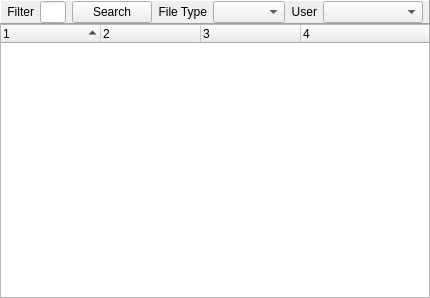
Qt form src/GuiShareNetwork.ui (hwgao/beebeep) before a commit.
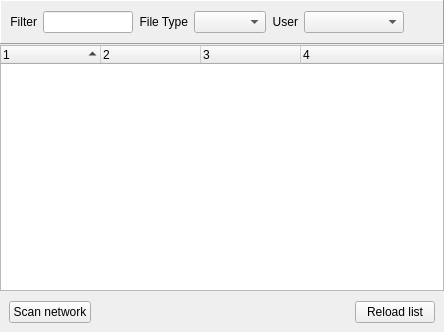
The same form after that commit. Icons and pictures are not drawn.

```diff
--- a/src/GuiShareNetwork.ui
+++ b/src/GuiShareNetwork.ui
@@ -6,8 +6,8 @@
    <rect>
     <x>0</x>
     <y>0</y>
-    <width>430</width>
-    <height>298</height>
+    <width>444</width>
+    <height>332</height>
    </rect>
   </property>
   <property name="windowTitle">
@@ -18,7 +18,7 @@
     <number>0</number>
    </property>
    <property name="spacing">
-    <number>0</number>
+    <number>1</number>
    </property>
    <item row="0" column="0">
     <widget class="QFrame" name="frame">
@@ -29,18 +29,6 @@
       <enum>QFrame::Raised</enum>
      </property>
      <layout class="QHBoxLayout" name="horizontalLayout">
-      <property name="leftMargin">
-       <number>6</number>
-      </property>
-      <property name="topMargin">
-       <number>0</number>
-      </property>
-      <property name="rightMargin">
-       <number>6</number>
-      </property>
-      <property name="bottomMargin">
-       <number>0</number>
-      </property>
       <item>
        <widget class="QLabel" name="mp_lFilter">
         <property name="text">
@@ -52,14 +40,7 @@
        </widget>
       </item>
       <item>
-       <widget class="QLineEdit" name="mp_leSearch"/>
-      </item>
-      <item>
-       <widget class="QPushButton" name="mp_pbSearch">
-        <property name="text">
-         <string>Search</string>
-        </property>
-       </widget>
+       <widget class="QLineEdit" name="mp_leFilter"/>
       </item>
       <item>
        <widget class="QLabel" name="mp_lFileType">
@@ -94,6 +75,38 @@
         </property>
        </widget>
       </item>
+      <item>
+       <widget class="QPushButton" name="mp_pbApplyFilter">
+        <property name="sizePolicy">
+         <sizepolicy hsizetype="Fixed" vsizetype="Fixed">
+          <horstretch>0</horstretch>
+          <verstretch>0</verstretch>
+         </sizepolicy>
+        </property>
+        <property name="minimumSize">
+         <size>
+          <width>24</width>
+          <height>24</height>
+         </size>
+        </property>
+        <property name="maximumSize">
+         <size>
+          <width>24</width>
+          <height>24</height>
+         </size>
+        </property>
+        <property name="text">
+         <string/>
+        </property>
+        <property name="icon">
+         <iconset resource="beebeep.qrc">
+          <normaloff>:/images/update.png</normaloff>:/images/update.png</iconset>
+        </property>
+        <property name="flat">
+         <bool>true</bool>
+        </property>
+       </widget>
+      </item>
      </layout>
     </widget>
    </item>
@@ -130,6 +143,65 @@
      </column>
     </widget>
    </item>
+   <item row="2" column="0">
+    <widget class="QFrame" name="frame_2">
+     <property name="frameShape">
+      <enum>QFrame::NoFrame</enum>
+     </property>
+     <property name="frameShadow">
+      <enum>QFrame::Plain</enum>
+     </property>
+     <layout class="QHBoxLayout" name="horizontalLayout_2">
+      <item>
+       <widget class="QPushButton" name="mp_pbScan">
+        <property name="text">
+         <string>Scan network</string>
+        </property>
+       </widget>
+      </item>
+      <item>
+       <spacer name="horizontalSpacer">
+        <property name="orientation">
+         <enum>Qt::Horizontal</enum>
+        </property>
+        <property name="sizeHint" stdset="0">
+         <size>
+          <width>155</width>
+          <height>20</height>
+         </size>
+        </property>
+       </spacer>
+      </item>
+      <item>
+       <widget class="QLabel" name="mp_labelStatus">
+        <property name="text">
+         <string/>
+        </property>
+       </widget>
+      </item>
+      <item>
+       <spacer name="horizontalSpacer_2">
+        <property name="orientation">
+         <enum>Qt::Horizontal</enum>
+        </property>
+        <property name="sizeHint" stdset="0">
+         <size>
+          <width>154</width>
+          <height>20</height>
+         </size>
+        </property>
+       </spacer>
+      </item>
+      <item>
+       <widget class="QPushButton" name="mp_pbReload">
+        <property name="text">
+         <string>Reload list</string>
+        </property>
+       </widget>
+      </item>
+     </layout>
+    </widget>
+   </item>
   </layout>
  </widget>
  <tabstops>
```
Left out of the diff: 20 changed lines with no effect on the pictures.
